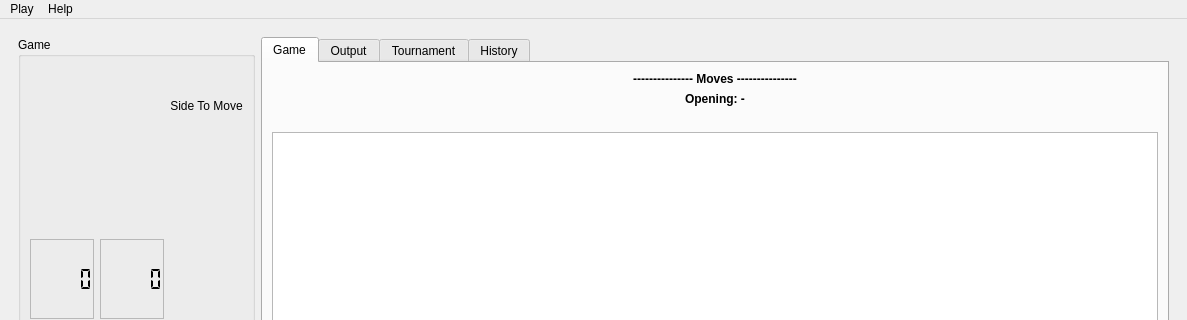
The window that app/mainwindow.ui (neluj/Xake) describes before a commit, drawn with Qt 5; both pictures show x 0 to 1187 and y 0 to 320 of the 1187 by 708 pixel window.
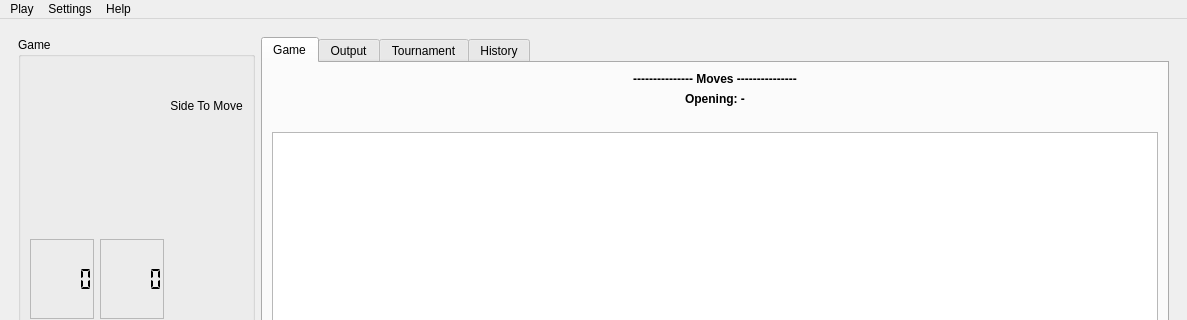
The same window after the commit. Custom widgets are drawn as their Qt base class.

```diff
--- a/app/mainwindow.ui
+++ b/app/mainwindow.ui
@@ -714,7 +714,14 @@
     </property>
     <addaction name="actionAbout"/>
    </widget>
+   <widget class="QMenu" name="menuSettings">
+    <property name="title">
+     <string>Settings</string>
+    </property>
+    <addaction name="actionManageApplicationData"/>
+   </widget>
    <addaction name="menuPlay"/>
+   <addaction name="menuSettings"/>
    <addaction name="menuHelp"/>
   </widget>
   <widget class="QStatusBar" name="statusbar"/>
```
Left out of the diff: 8 changed lines with no effect on the pictures.
